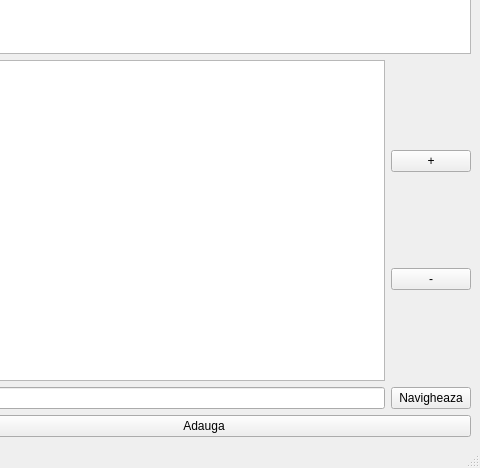
This is backend/ProblemCreator/ProblemCreator/mainwindow.ui in in-th3-l00p/pbinfo2.0 as Qt 5 draws it before an edit; both pictures show x 720 to 1200 and y 332 to 800 of the 1200 by 800 pixel window. The edited form follows.
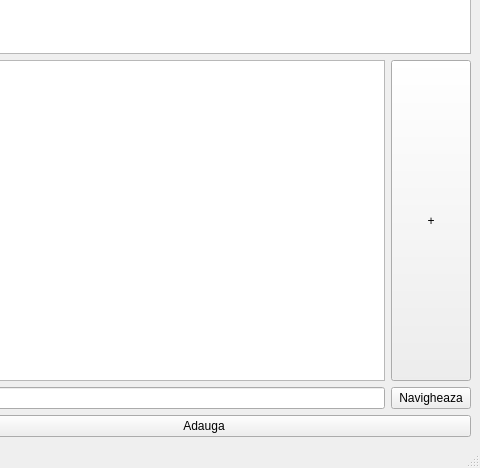
This is the edited form.

```diff
--- a/backend/ProblemCreator/ProblemCreator/mainwindow.ui
+++ b/backend/ProblemCreator/ProblemCreator/mainwindow.ui
@@ -61,22 +61,20 @@
        <widget class="QListWidget" name="testsList"/>
       </item>
       <item>
-       <layout class="QVBoxLayout" name="testsListButtons">
-        <item>
          <widget class="QPushButton" name="addTestButton">
+        <property name="sizePolicy">
+         <sizepolicy hsizetype="Minimum" vsizetype="Expanding">
+          <horstretch>0</horstretch>
+          <verstretch>0</verstretch>
+         </sizepolicy>
+        </property>
           <property name="text">
            <string>+</string>
           </property>
          </widget>
         </item>
         <item>
-         <widget class="QPushButton" name="removeTestButton">
-          <property name="text">
-           <string>-</string>
-          </property>
-         </widget>
-        </item>
-       </layout>
+       <layout class="QVBoxLayout" name="testsListButtons"/>
       </item>
      </layout>
     </item>
```
Left out of the diff: 2 changed lines with no effect on the pictures. Lines whose indentation alone changed are shown as unchanged.
